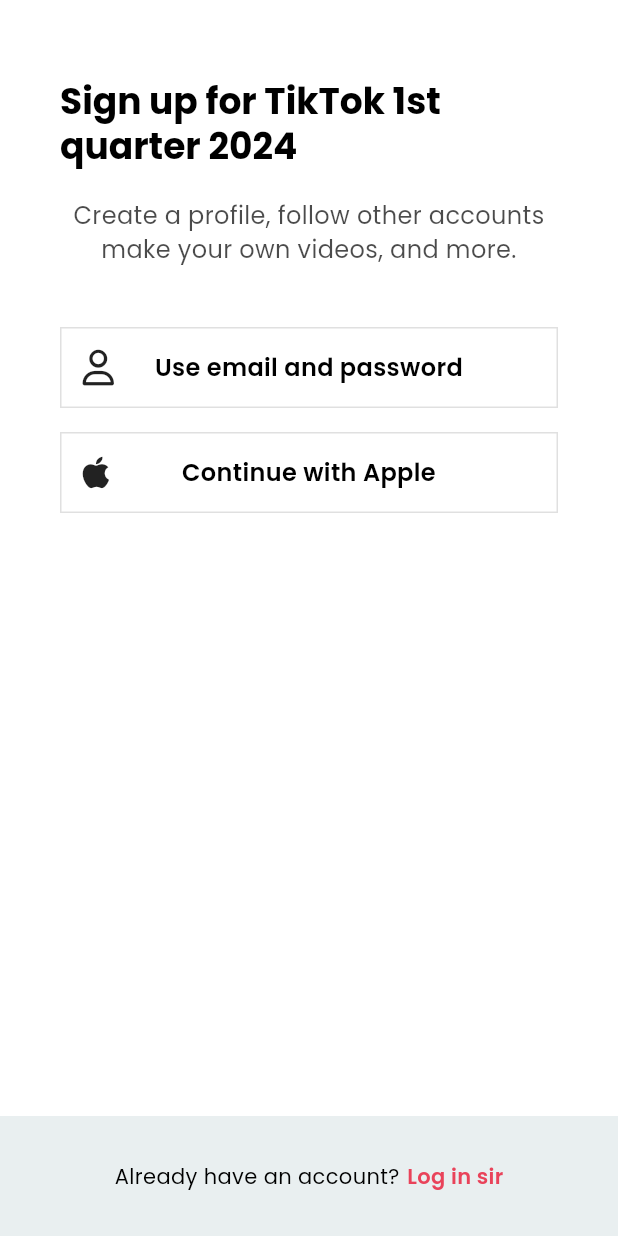
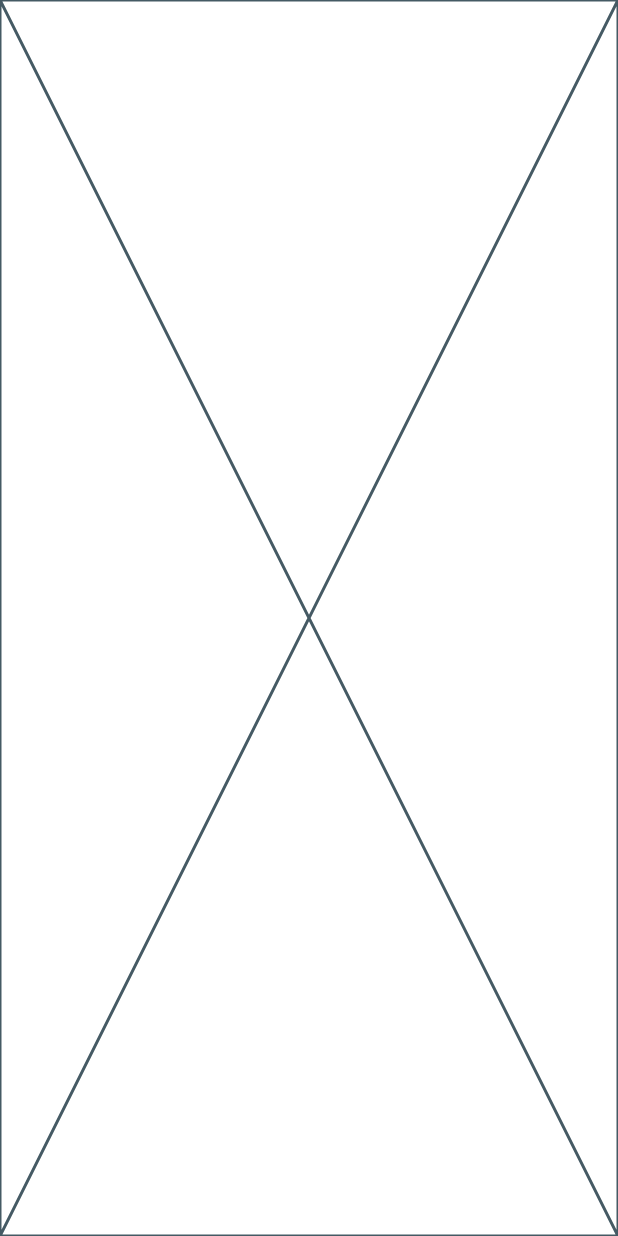
Before and after one commit to Parkil/tiktok_clone, a Flutter app: the screen it shows after launch, on a phone screen of 412 x 824 dp. Run offline on Flutter 3.47's test engine with Material 3 defaults, Android fonts, the phone set to English and light mode, and no system bars; our stand-ins replace flex_color_scheme, font_awesome_flutter, go_router, google_fonts, jiffy, readmore and 2 more.

Commit message:
video 환경 설정

```diff
--- a/lib/features/authentication/sign_up_screen.dart
+++ b/lib/features/authentication/sign_up_screen.dart
@@ -10,7 +10,7 @@ import '../../generated/l10n.dart';
 import 'login_screen.dart';
 
 class SignUpScreen extends StatelessWidget {
-  static const routeUrl = "/";
+  static const routeUrl = "/signup";
   static const routeName = "signup";
 
   const SignUpScreen({super.key});
--- a/lib/features/authentication/username_screen.dart
+++ b/lib/features/authentication/username_screen.dart
@@ -6,7 +6,9 @@ import 'package:tiktok_clone/features/authentication/email_screen.dart';
 import 'package:tiktok_clone/features/authentication/widgets/form_button.dart';
 
 class UserNameScreen extends StatefulWidget {
-  static const routeName = "/username";
+  static const routeUrl = "/username";
+  static const routeName = "username";
+
   const UserNameScreen({super.key});
 
   @override
--- /dev/null
+++ b/lib/features/video/video_recording_screen.dart
@@ -0,0 +1,18 @@
+import 'package:flutter/material.dart';
+
+class VideoRecordingScreen extends StatefulWidget {
+  static const routeUrl = "/";
+  static const routeName = "video_record";
+
+  const VideoRecordingScreen({super.key});
+
+  @override
+  State<VideoRecordingScreen> createState() => _VideoRecordingScreenState();
+}
+
+class _VideoRecordingScreenState extends State<VideoRecordingScreen> {
+  @override
+  Widget build(BuildContext context) {
+    return const Placeholder();
+  }
+}
--- a/lib/router.dart
+++ b/lib/router.dart
@@ -1,10 +1,11 @@
-import 'package:flutter/cupertino.dart';
+import 'package:flutter/material.dart';
 import 'package:go_router/go_router.dart';
 import 'package:tiktok_clone/features/authentication/email_screen.dart';
 import 'package:tiktok_clone/features/authentication/login_screen.dart';
 import 'package:tiktok_clone/features/authentication/sign_up_screen.dart';
 import 'package:tiktok_clone/features/authentication/username_screen.dart';
 import 'package:tiktok_clone/features/user/user_profile_screen.dart';
+import 'package:tiktok_clone/features/video/video_recording_screen.dart';
 
 final router = GoRouter(
   routes: [
@@ -12,26 +13,10 @@ final router = GoRouter(
       name: SignUpScreen.routeName,
       path: SignUpScreen.routeUrl,
       builder: (context, state) => const SignUpScreen(),
-      routes: [
-        GoRoute(
-          name: "username_screen",
-          path: "username",
-          builder: (context, state) => const UserNameScreen(),
-        ),
-        GoRoute(
-          name: "email_screen",
-          path: "email",
-          builder: (context, state) {
-            final args = state.extra as EmailScreenArgs; // as 를 선언 하면 일종의 casting 역할을 한다
-            return EmailScreen(userName: args.username,);
-          },
-        ),
-      ],
     ),
-    /*
     GoRoute(
-      name: "username_screen",
-      path: UserNameScreen.routeName,
+      name: UserNameScreen.routeName,
+      path: UserNameScreen.routeUrl,
       pageBuilder: (context, state) {
         return CustomTransitionPage(
           child: const UserNameScreen(),
@@ -56,7 +41,7 @@ final router = GoRouter(
           userName: args.username,
         );
       },
-    ),*/
+    ),
     GoRoute(
       path: LoginScreen.routeName,
       builder: (context, state) => const LoginScreen(),
@@ -72,6 +57,11 @@ final router = GoRouter(
           tab: tab!,
         );
       },
-    )
+    ),
+    GoRoute(
+      path: VideoRecordingScreen.routeUrl,
+      name: VideoRecordingScreen.routeName,
+      builder: (context, state) => const VideoRecordingScreen(),
+    ),
   ],
 );
--- a/pubspec.yaml
+++ b/pubspec.yaml
@@ -45,6 +45,8 @@ dependencies:
   google_fonts: ^6.1.0
   flex_color_scheme: ^7.3.1
   go_router: ^13.2.0
+  camera: ^0.10.5+9
+  permission_handler: ^11.3.0
 
 dev_dependencies:
   flutter_test:
```
Also changed, not shown: pubspec.lock, 1 other file.
